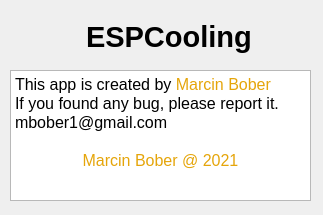
First picture: the form in Qt/uic/aboutdialog.ui, repository mbober1/ESPCooling, before the edit.
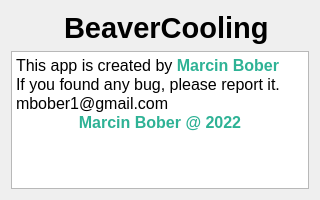
Second picture: the form after the edit. Icons and pictures are not drawn.

Diff of the .ui file:
```diff
--- a/Qt/uic/aboutdialog.ui
+++ b/Qt/uic/aboutdialog.ui
@@ -6,72 +6,27 @@
    <rect>
     <x>0</x>
     <y>0</y>
-    <width>323</width>
-    <height>215</height>
+    <width>320</width>
+    <height>200</height>
    </rect>
   </property>
+  <property name="minimumSize">
+   <size>
+    <width>320</width>
+    <height>200</height>
+   </size>
+  </property>
+  <property name="maximumSize">
+   <size>
+    <width>320</width>
+    <height>200</height>
+   </size>
+  </property>
   <property name="palette">
    <palette>
-    <active>
-     <colorrole role="Highlight">
-      <brush brushstyle="SolidPattern">
-       <color alpha="255">
-        <red>229</red>
-        <green>165</green>
-        <blue>10</blue>
-       </color>
-      </brush>
-     </colorrole>
-     <colorrole role="Link">
-      <brush brushstyle="SolidPattern">
-       <color alpha="255">
-        <red>248</red>
-        <green>228</green>
-        <blue>92</blue>
-       </color>
-      </brush>
-     </colorrole>
-    </active>
-    <inactive>
-     <colorrole role="Highlight">
-      <brush brushstyle="SolidPattern">
-       <color alpha="255">
-        <red>246</red>
-        <green>211</green>
-        <blue>45</blue>
-       </color>
-      </brush>
-     </colorrole>
-     <colorrole role="Link">
-      <brush brushstyle="SolidPattern">
-       <color alpha="255">
-        <red>248</red>
-        <green>228</green>
-        <blue>92</blue>
-       </color>
-      </brush>
-     </colorrole>
-    </inactive>
-    <disabled>
-     <colorrole role="Highlight">
-      <brush brushstyle="SolidPattern">
-       <color alpha="255">
-        <red>249</red>
-        <green>240</green>
-        <blue>107</blue>
-       </color>
-      </brush>
-     </colorrole>
-     <colorrole role="Link">
-      <brush brushstyle="SolidPattern">
-       <color alpha="255">
-        <red>248</red>
-        <green>228</green>
-        <blue>92</blue>
-       </color>
-      </brush>
-     </colorrole>
-    </disabled>
+    <active/>
+    <inactive/>
+    <disabled/>
    </palette>
   </property>
   <property name="windowTitle">
@@ -84,63 +39,79 @@
   <property name="windowOpacity">
    <double>0.950000000000000</double>
   </property>
-  <widget class="QTextBrowser" name="textBrowser">
-   <property name="geometry">
-    <rect>
-     <x>10</x>
-     <y>70</y>
-     <width>301</width>
-     <height>131</height>
-    </rect>
-   </property>
-   <property name="html">
-    <string>&lt;!DOCTYPE HTML PUBLIC &quot;-//W3C//DTD HTML 4.0//EN&quot; &quot;http://www.w3.org/TR/REC-html40/strict.dtd&quot;&gt;
-&lt;html&gt;&lt;head&gt;&lt;meta name=&quot;qrichtext&quot; content=&quot;1&quot; /&gt;&lt;style type=&quot;text/css&quot;&gt;
+  <layout class="QGridLayout" name="gridLayout">
+   <item row="0" column="0">
+    <layout class="QVBoxLayout" name="verticalLayout">
+     <item>
+      <layout class="QHBoxLayout" name="horizontalLayout">
+       <item>
+        <spacer name="horizontalSpacer_2">
+         <property name="orientation">
+          <enum>Qt::Horizontal</enum>
+         </property>
+         <property name="sizeHint" stdset="0">
+          <size>
+           <width>40</width>
+           <height>20</height>
+          </size>
+         </property>
+        </spacer>
+       </item>
+       <item>
+        <widget class="QLabel" name="label">
+         <property name="text">
+          <string/>
+         </property>
+         <property name="pixmap">
+          <pixmap resource="../resources/resources.qrc">:/icon/icons/fan.png</pixmap>
+         </property>
+        </widget>
+       </item>
+       <item>
+        <widget class="QLabel" name="label_2">
+         <property name="font">
+          <font>
+           <pointsize>22</pointsize>
+           <bold>true</bold>
+          </font>
+         </property>
+         <property name="text">
+          <string>BeaverCooling</string>
+         </property>
+        </widget>
+       </item>
+       <item>
+        <spacer name="horizontalSpacer">
+         <property name="orientation">
+          <enum>Qt::Horizontal</enum>
+         </property>
+         <property name="sizeHint" stdset="0">
+          <size>
+           <width>40</width>
+           <height>20</height>
+          </size>
+         </property>
+        </spacer>
+       </item>
+      </layout>
+     </item>
+     <item>
+      <widget class="QTextBrowser" name="textBrowser">
+       <property name="html">
+        <string>&lt;!DOCTYPE HTML PUBLIC &quot;-//W3C//DTD HTML 4.0//EN&quot; &quot;http://www.w3.org/TR/REC-html40/strict.dtd&quot;&gt;
+&lt;html&gt;&lt;head&gt;&lt;meta name=&quot;qrichtext&quot; content=&quot;1&quot; /&gt;&lt;meta charset=&quot;utf-8&quot; /&gt;&lt;style type=&quot;text/css&quot;&gt;
 p, li { white-space: pre-wrap; }
 &lt;/style&gt;&lt;/head&gt;&lt;body style=&quot; font-family:'Noto Sans'; font-size:12pt; font-weight:400; font-style:normal;&quot;&gt;
-&lt;p style=&quot; margin-top:0px; margin-bottom:0px; margin-left:0px; margin-right:0px; -qt-block-indent:0; text-indent:0px;&quot;&gt;&lt;span style=&quot; color:#000000;&quot;&gt;This app is created by &lt;/span&gt;&lt;span style=&quot; color:#e5a50a;&quot;&gt;Marcin Bober&lt;/span&gt;&lt;span style=&quot; color:#ffffff;&quot;&gt;.&lt;/span&gt;&lt;/p&gt;
+&lt;p style=&quot; margin-top:0px; margin-bottom:0px; margin-left:0px; margin-right:0px; -qt-block-indent:0; text-indent:0px;&quot;&gt;&lt;span style=&quot; color:#000000;&quot;&gt;This app is created by &lt;/span&gt;&lt;span style=&quot; font-weight:700; color:#2eb295;&quot;&gt;Marcin Bober&lt;/span&gt;&lt;span style=&quot; color:#ffffff;&quot;&gt;.&lt;/span&gt;&lt;/p&gt;
 &lt;p style=&quot; margin-top:0px; margin-bottom:0px; margin-left:0px; margin-right:0px; -qt-block-indent:0; text-indent:0px;&quot;&gt;&lt;span style=&quot; color:#000000;&quot;&gt;If you found any bug, please report it.&lt;/span&gt;&lt;/p&gt;
 &lt;p style=&quot; margin-top:0px; margin-bottom:0px; margin-left:0px; margin-right:0px; -qt-block-indent:0; text-indent:0px;&quot;&gt;&lt;span style=&quot; color:#000000;&quot;&gt;mbober1@gmail.com&lt;/span&gt;&lt;/p&gt;
-&lt;p style=&quot;-qt-paragraph-type:empty; margin-top:0px; margin-bottom:0px; margin-left:0px; margin-right:0px; -qt-block-indent:0; text-indent:0px; color:#000000;&quot;&gt;&lt;br /&gt;&lt;/p&gt;
-&lt;p align=&quot;center&quot; style=&quot; margin-top:0px; margin-bottom:0px; margin-left:0px; margin-right:0px; -qt-block-indent:0; text-indent:0px;&quot;&gt;&lt;span style=&quot; color:#e5a50a;&quot;&gt;Marcin Bober @ 2021&lt;/span&gt;&lt;/p&gt;&lt;/body&gt;&lt;/html&gt;</string>
-   </property>
-  </widget>
-  <widget class="QLabel" name="label">
-   <property name="geometry">
-    <rect>
-     <x>30</x>
-     <y>10</y>
-     <width>51</width>
-     <height>51</height>
-    </rect>
-   </property>
-   <property name="text">
-    <string/>
-   </property>
-   <property name="pixmap">
-    <pixmap resource="../resources/resources.qrc">:/icon/icons/fan.png</pixmap>
-   </property>
-  </widget>
-  <widget class="QLabel" name="label_2">
-   <property name="geometry">
-    <rect>
-     <x>86</x>
-     <y>11</y>
-     <width>221</width>
-     <height>51</height>
-    </rect>
-   </property>
-   <property name="font">
-    <font>
-     <pointsize>22</pointsize>
-     <weight>75</weight>
-     <bold>true</bold>
-    </font>
-   </property>
-   <property name="text">
-    <string>ESPCooling</string>
-   </property>
-  </widget>
+&lt;p align=&quot;center&quot; style=&quot; margin-top:0px; margin-bottom:0px; margin-left:0px; margin-right:0px; -qt-block-indent:0; text-indent:0px;&quot;&gt;&lt;span style=&quot; font-weight:700; color:#2eb295;&quot;&gt;Marcin Bober @ 2022&lt;/span&gt;&lt;/p&gt;&lt;/body&gt;&lt;/html&gt;</string>
+       </property>
+      </widget>
+     </item>
+    </layout>
+   </item>
+  </layout>
  </widget>
  <resources>
   <include location="../resources/resources.qrc"/>
```
